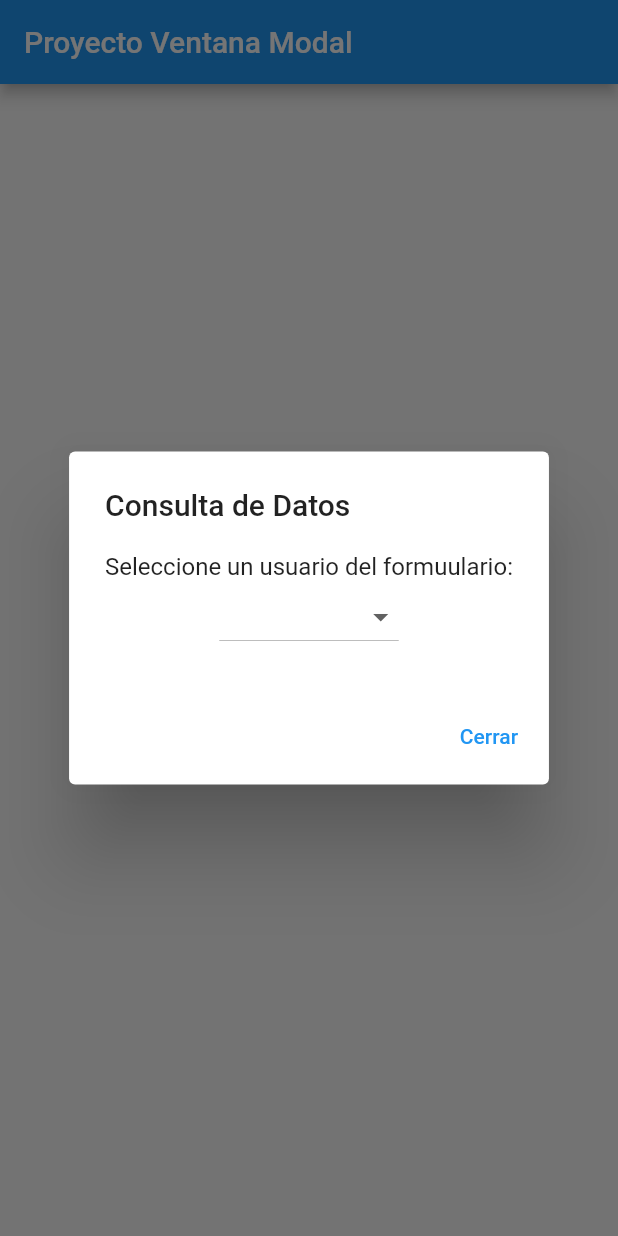
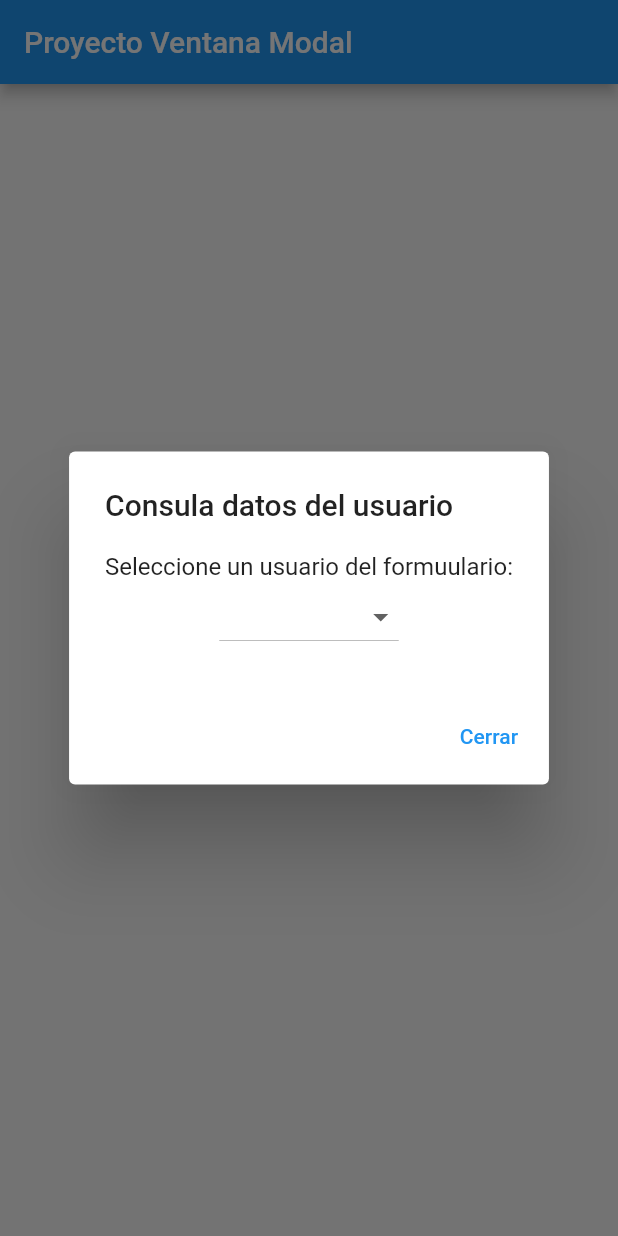
Before and after one commit to AleJamy/flutterapp, a Flutter app: the screen it shows after launch, after a tap on "Abrir", on a phone screen of 412 x 824 dp. Run offline on Flutter 3.47's test engine with Material 2 defaults, Android fonts, the phone set to English and light mode, and no system bars.

```diff
--- a/lib/main.dart
+++ b/lib/main.dart
@@ -56,7 +56,7 @@ class FormularioModalDemo extends StatelessWidget {
       context: context,
       builder: (BuildContext context) {
         return AlertDialog(
-          title: const Text('Consulta de Datos'),
+          title: const Text('Consula datos del usuario'),
           content: Column(
             mainAxisSize: MainAxisSize.min,
             children: <Widget>[
```
